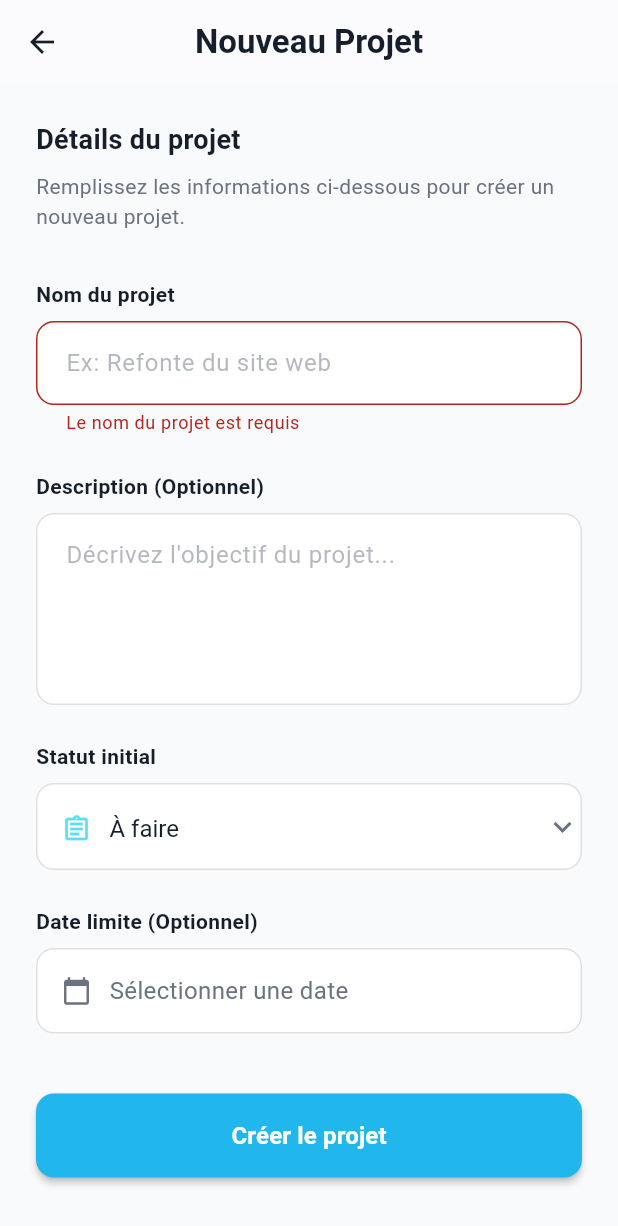
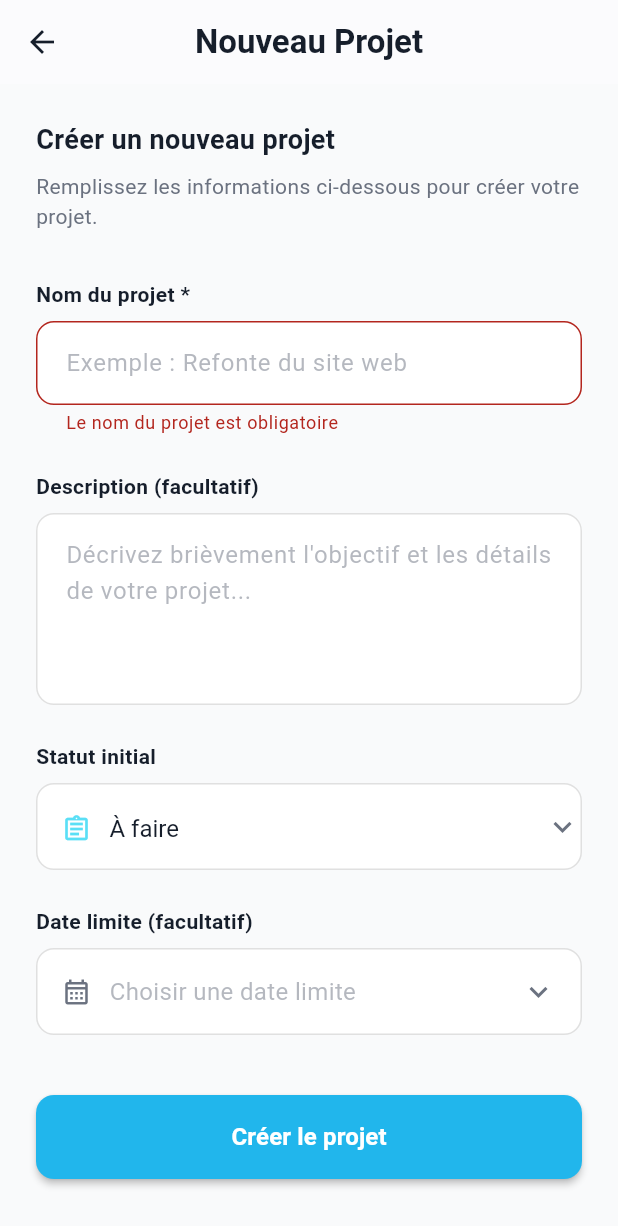
Before and after one commit to eyram006/todo_app_mobil, a Flutter app: the CreateProjectPage screen opened directly, after a tap on "Créer le projet", on a phone screen of 412 x 824 dp. Shown: the top 1226 px of the screen. Run offline on Flutter 3.47's test engine with Material 3 defaults, Android fonts, the phone set to English and light mode, and no system bars; our stand-ins replace country_code_picker, flutter_svg, supabase_flutter; accounts and stored records are empty.

Commit message:
feat: Add French localization support and update CreateProjectPage text

```diff
--- a/lib/dashboard/pages/create_project_page.dart
+++ b/lib/dashboard/pages/create_project_page.dart
@@ -144,7 +144,7 @@ class _CreateProjectPageState extends State<CreateProjectPage> {
             crossAxisAlignment: CrossAxisAlignment.start,
             children: [
               const Text(
-                "Détails du projet",
+                "Créer un nouveau projet",
                 style: TextStyle(
                   fontSize: 18,
                   fontWeight: FontWeight.w600,
@@ -153,20 +153,20 @@ class _CreateProjectPageState extends State<CreateProjectPage> {
               ),
               const SizedBox(height: 8),
               const Text(
-                "Remplissez les informations ci-dessous pour créer un nouveau projet.",
+                "Remplissez les informations ci-dessous pour créer votre projet.",
                 style: TextStyle(color: textGrey, fontSize: 14),
               ),
               const SizedBox(height: 32),
 
               // Champ Nom du projet
-              _buildLabel("Nom du projet"),
+              _buildLabel("Nom du projet *"),
               const SizedBox(height: 8),
               TextFormField(
                 controller: _nameController,
-                decoration: _inputDecoration("Ex: Refonte du site web"),
+                decoration: _inputDecoration("Exemple : Refonte du site web"),
                 validator: (value) {
                   if (value == null || value.trim().isEmpty) {
-                    return 'Le nom du projet est requis';
+                    return 'Le nom du projet est obligatoire';
                   }
                   return null;
                 },
@@ -175,13 +175,13 @@ class _CreateProjectPageState extends State<CreateProjectPage> {
               const SizedBox(height: 24),
 
               // Champ Description
-              _buildLabel("Description (Optionnel)"),
+              _buildLabel("Description (facultatif)"),
               const SizedBox(height: 8),
               TextFormField(
                 controller: _descriptionController,
                 maxLines: 4,
                 decoration: _inputDecoration(
-                  "Décrivez l'objectif du projet...",
+                  "Décrivez brièvement l'objectif et les détails de votre projet...",
                 ),
               ),
 
@@ -197,10 +197,12 @@ class _CreateProjectPageState extends State<CreateProjectPage> {
                   borderRadius: BorderRadius.circular(12),
                 ),
                 child: DropdownButtonFormField<String>(
-                  value: _selectedStatus,
+                  initialValue: _selectedStatus,
                   decoration: InputDecoration(
-                    hintText: "Sélectionnez le statut",
-                    hintStyle: TextStyle(color: textGrey.withOpacity(0.5)),
+                    hintText: "Choisissez le statut de départ",
+                    hintStyle: TextStyle(
+                      color: textGrey.withValues(alpha: 0.5),
+                    ),
                     contentPadding: const EdgeInsets.symmetric(
                       horizontal: 16,
                       vertical: 16,
@@ -262,7 +264,7 @@ class _CreateProjectPageState extends State<CreateProjectPage> {
               const SizedBox(height: 24),
 
               // Sélecteur de Date limite
-              _buildLabel("Date limite (Optionnel)"),
+              _buildLabel("Date limite (facultatif)"),
               const SizedBox(height: 8),
               InkWell(
                 onTap: _pickDate,
@@ -279,24 +281,27 @@ class _CreateProjectPageState extends State<CreateProjectPage> {
                   ),
                   child: Row(
                     children: [
-                      const Icon(
-                        Icons.calendar_today,
-                        color: textGrey,
+                      Icon(
+                        Icons.calendar_month_outlined,
+                        color: _selectedDeadline != null
+                            ? primaryBlue
+                            : textGrey,
                         size: 20,
                       ),
                       const SizedBox(width: 12),
-                      Text(
-                        _selectedDeadline == null
-                            ? "Sélectionner une date"
-                            : "${_selectedDeadline!.day}/${_selectedDeadline!.month}/${_selectedDeadline!.year}",
-                        style: TextStyle(
-                          color: _selectedDeadline == null
-                              ? textGrey
-                              : textDark,
-                          fontSize: 16,
+                      Expanded(
+                        child: Text(
+                          _selectedDeadline == null
+                              ? "Choisir une date limite"
+                              : "${_selectedDeadline!.day.toString().padLeft(2, '0')}/${_selectedDeadline!.month.toString().padLeft(2, '0')}/${_selectedDeadline!.year}",
+                          style: TextStyle(
+                            color: _selectedDeadline == null
+                                ? textGrey.withValues(alpha: 0.5)
+                                : textDark,
+                            fontSize: 16,
+                          ),
                         ),
                       ),
-                      const Spacer(),
                       if (_selectedDeadline != null)
                         GestureDetector(
                           onTap: () => setState(() => _selectedDeadline = null),
@@ -305,6 +310,12 @@ class _CreateProjectPageState extends State<CreateProjectPage> {
                             color: textGrey,
                             size: 20,
                           ),
+                        )
+                      else
+                        const Icon(
+                          Icons.keyboard_arrow_down,
+                          color: textGrey,
+                          size: 24,
                         ),
                     ],
                   ),
@@ -366,7 +377,7 @@ class _CreateProjectPageState extends State<CreateProjectPage> {
   InputDecoration _inputDecoration(String hint) {
     return InputDecoration(
       hintText: hint,
-      hintStyle: TextStyle(color: textGrey.withOpacity(0.5)),
+      hintStyle: TextStyle(color: textGrey.withValues(alpha: 0.5)),
       filled: true,
       fillColor: surfaceColor,
       contentPadding: const EdgeInsets.symmetric(horizontal: 16, vertical: 16),
--- a/lib/main.dart
+++ b/lib/main.dart
@@ -1,4 +1,5 @@
 import 'package:flutter/material.dart';
+import 'package:flutter_localizations/flutter_localizations.dart';
 import 'package:supabase_flutter/supabase_flutter.dart';
 import 'package:todo_app/auth/pages/login.dart';
 import 'package:todo_app/auth/pages/register.dart';
@@ -71,6 +72,13 @@ class _MyAppState extends State<MyApp> {
       // Afficher un écran de chargement pendant la vérification
       return MaterialApp(
         debugShowCheckedModeBanner: false,
+        locale: const Locale('fr', 'FR'),
+        localizationsDelegates: const [
+          GlobalMaterialLocalizations.delegate,
+          GlobalWidgetsLocalizations.delegate,
+          GlobalCupertinoLocalizations.delegate,
+        ],
+        supportedLocales: const [Locale('fr', 'FR'), Locale('en', 'US')],
         home: Scaffold(
           body: Center(
             child: CircularProgressIndicator(color: const Color(0xFF21B6EC)),
@@ -81,6 +89,13 @@ class _MyAppState extends State<MyApp> {
 
     return MaterialApp(
       debugShowCheckedModeBanner: false,
+      locale: const Locale('fr', 'FR'),
+      localizationsDelegates: const [
+        GlobalMaterialLocalizations.delegate,
+        GlobalWidgetsLocalizations.delegate,
+        GlobalCupertinoLocalizations.delegate,
+      ],
+      supportedLocales: const [Locale('fr', 'FR'), Locale('en', 'US')],
       home: _initialScreen,
       routes: {
         '/register': (context) => const RegisterPage(),
--- a/pubspec.yaml
+++ b/pubspec.yaml
@@ -34,6 +34,8 @@ dependencies:
   flutter_svg: ^1.1.6
   supabase_flutter: ^2.5.6
   country_code_picker: ^3.4.1
+  flutter_localizations:
+    sdk: flutter
   # The following adds the Cupertino Icons font to your application.
   # Use with the CupertinoIcons class for iOS style icons.
   cupertino_icons: ^1.0.8
```
Also changed, not shown: pubspec.lock.
